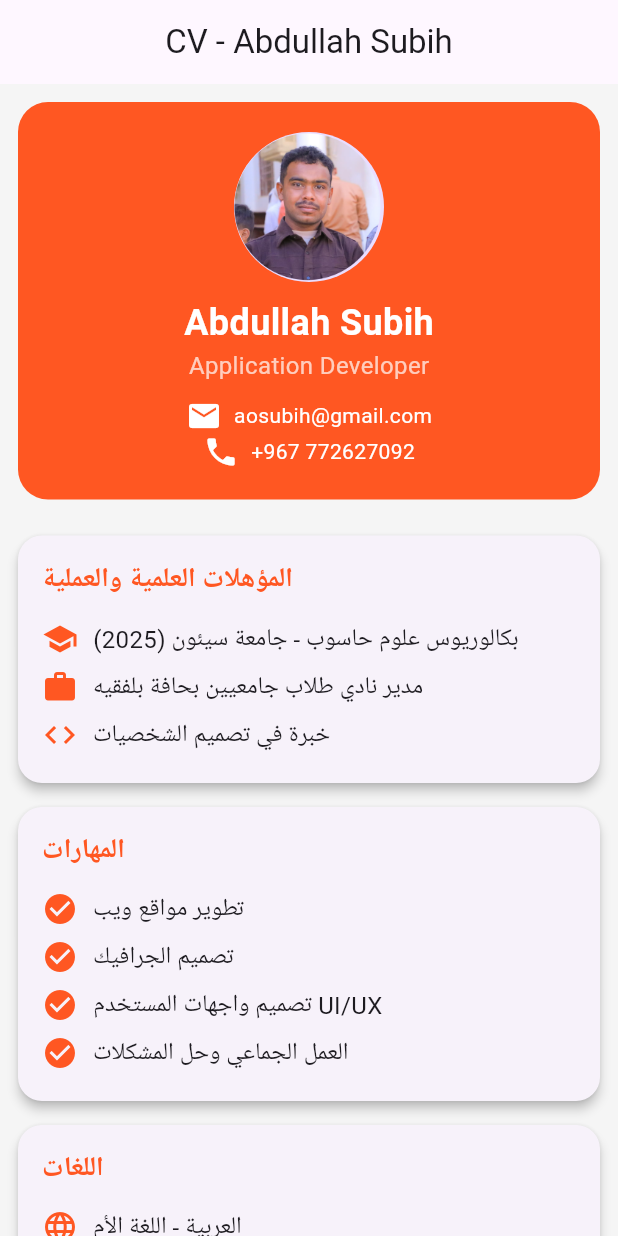
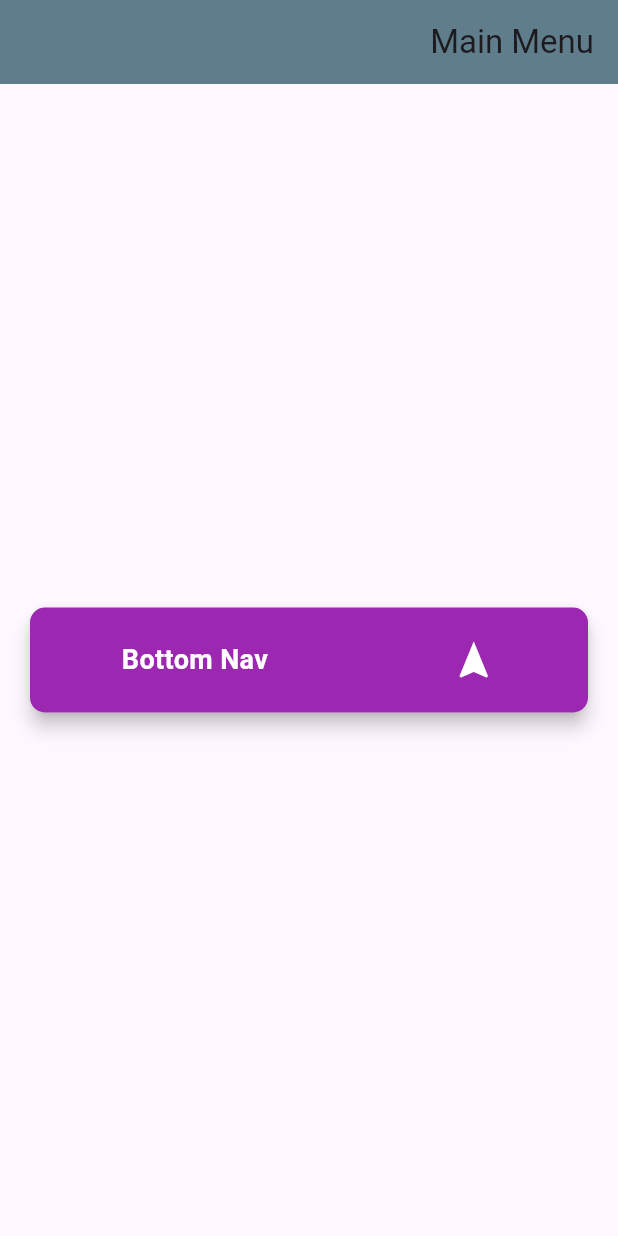
Before and after one commit to aos092/Homeworks_flutter, a Flutter app: the screen it shows after launch, on a phone screen of 412 x 824 dp. Run offline on Flutter 3.47's test engine with Material 3 defaults, Android fonts, the light colour scheme and no system bars; Roboto replaces fonts that are missing (Amiri).

Commit message:
homework bottomNavigationBar

```diff
--- a/lib/main.dart
+++ b/lib/main.dart
@@ -1,182 +1,90 @@
 import 'package:flutter/material.dart';
+import 'Indexpage.dart';
 
 void main() {
-  runApp(ProfileApp());
+  runApp(const MyApp());
 }
 
-class ProfileApp extends StatelessWidget {
+class MyApp extends StatelessWidget {
+  const MyApp({Key? key}) : super(key: key);
+
   @override
   Widget build(BuildContext context) {
     return MaterialApp(
       debugShowCheckedModeBanner: false,
       theme: ThemeData(
-        primarySwatch: Colors.deepOrange,
-        scaffoldBackgroundColor: Colors.grey[100],
+        primarySwatch: Colors.blue,
+        fontFamily: 'Amiri',
+        visualDensity: VisualDensity.adaptivePlatformDensity,
       ),
-      home: CVPage(),
+      builder: (context, child) {
+        return Directionality(
+          textDirection: TextDirection.rtl,
+          child: child!,
+        );
+      },
+      home: const FirstPage(),
     );
   }
 }
 
-class CVPage extends StatelessWidget {
+class FirstPage extends StatelessWidget {
+  const FirstPage({super.key});
+
   @override
   Widget build(BuildContext context) {
     return Scaffold(
       appBar: AppBar(
-        title: Text('CV - Abdullah Subih'),
-        centerTitle: true,
+        title: Text('Main Menu'),
+        backgroundColor: Colors.blueGrey,
       ),
-      body: SingleChildScrollView(
-        padding: EdgeInsets.all(12),
+      body: Center(
+        child: SingleChildScrollView(
           child: Column(
+            mainAxisAlignment: MainAxisAlignment.center,
             children: [
-            //
-            Container(
-              padding: EdgeInsets.all(20),
-              decoration: BoxDecoration(
-                color: Colors.deepOrange,
-                borderRadius: BorderRadius.circular(20),
-              ),
-              child: Column(
-                children: [
-                  CircleAvatar(
-                    radius: 50,
-                    backgroundImage: AssetImage('pics/profileimg.png'),
-                  ),
-                  SizedBox(height: 10),
-                  Text(
-                    'Abdullah Subih',
-                    style: TextStyle(
-                      fontSize: 24,
-                      color: Colors.white,
-                      fontWeight: FontWeight.bold,
+             /* _buildNavigationButton(context, 'Single Child', Colors.teal, Icons.child_care, SingleChild()),
+              _buildNavigationButton(context, 'CV', Colors.red, Icons.picture_as_pdf, CV()),
+              _buildNavigationButton(context, 'List', Colors.green, Icons.list, Listview()),
+              _buildNavigationButton(context, 'ListView Builder', Colors.orange, Icons.view_list, Listviewbuilder()),
+              _buildNavigationButton(context, 'Text Field', Colors.blue, Icons.text_fields, Textfild()),*/
+              _buildNavigationButton(context, 'Bottom Nav', Colors.purple, Icons.navigation, Indexpage()),
+            ],
           ),
         ),
+      ),
+    );
+  }
+
+  Widget _buildNavigationButton(BuildContext context, String title, Color color, IconData icon, Widget page) {
+    return Card(
+      margin: const EdgeInsets.symmetric(vertical: 10, horizontal: 20),
+      elevation: 5,
+      child: InkWell(
+        onTap: () {
+          Navigator.push(
+            context,
+            MaterialPageRoute(builder: (context) => page),
+          );
+        },
+        child: Container(
+          padding: EdgeInsets.symmetric(vertical: 20),
+          decoration: BoxDecoration(
+            color: color,
+            borderRadius: BorderRadius.circular(10),
+          ),
+          child: Row(
+            mainAxisAlignment: MainAxisAlignment.spaceAround,
+            children: [
+              Icon(icon, color: Colors.white, size: 30),
               Text(
-                    'Application Developer',
-                    style: TextStyle(
-                      fontSize: 16,
-                      color: Colors.white70,
-                    ),
-                  ),
-                  SizedBox(height: 10),
-                  Row(
-                    mainAxisAlignment: MainAxisAlignment.center,
-                    children: [
-                      Icon(Icons.email, color: Colors.white),
-                      SizedBox(width: 8),
-                      Text(
-                        'aosubih@gmail.com',
-                        style: TextStyle(color: Colors.white),
+                title,
+                style: TextStyle(color: Colors.white, fontSize: 18, fontWeight: FontWeight.bold),
               ),
             ],
           ),
-                  Row(
-                    mainAxisAlignment: MainAxisAlignment.center,
-                    children: [
-                      Icon(Icons.phone, color: Colors.white),
-                      SizedBox(width: 8),
-                      Text(
-                        '+967 772627092',
-                        style: TextStyle(color: Colors.white),
-                      ),
-                    ],
-                  ),
-                ],
-              ),
-            ),
-
-            SizedBox(height: 16),
-
-            // المؤهلات
-            CVSection(
-              title: 'المؤهلات العلمية والعملية',
-              items: [
-                CVItem(Icons.school,
-                    'بكالوريوس علوم حاسوب - جامعة سيئون (2025)'),
-                CVItem(Icons.work,
-                    'مدير نادي طلاب جامعيين بحافة بلفقيه'),
-                CVItem(Icons.code, 'خبرة في تصميم الشخصيات'),
-              ],
-            ),
-
-            // المهارات
-            CVSection(
-              title: 'المهارات',
-              items: [
-                CVItem(Icons.check_circle, 'تطوير مواقع ويب'),
-                CVItem(Icons.check_circle, 'تصميم الجرافيك'),
-                CVItem(Icons.check_circle, 'تصميم واجهات المستخدم UI/UX'),
-                CVItem(Icons.check_circle, 'العمل الجماعي وحل المشكلات'),
-              ],
-            ),
-
-            // اللغات
-            CVSection(
-              title: 'اللغات',
-              items: [
-                CVItem(Icons.language, 'العربية - اللغة الأم'),
-                CVItem(Icons.language, 'الإنجليزية - مستوى جيد جدًا'),
-              ],
-            ),
-          ],
         ),
       ),
     );
   }
 }
-
-class CVSection extends StatelessWidget {
-  final String title;
-  final List<CVItem> items;
-
-  CVSection({required this.title, required this.items});
-
-  @override
-  Widget build(BuildContext context) {
-    return Card(
-      shape: RoundedRectangleBorder(borderRadius: BorderRadius.circular(16)),
-      elevation: 3,
-      margin: EdgeInsets.symmetric(vertical: 8),
-      child: Padding(
-        padding: const EdgeInsets.all(16.0),
-        child: Column(
-          crossAxisAlignment: CrossAxisAlignment.start,
-          children: [
-            Text(
-              title,
-              style: TextStyle(
-                fontSize: 18,
-                fontWeight: FontWeight.bold,
-                color: Colors.deepOrange,
-              ),
-            ),
-            SizedBox(height: 10),
-            ...items.map((item) => Padding(
-              padding: const EdgeInsets.symmetric(vertical: 4.0),
-              child: Row(
-                children: [
-                  Icon(item.icon, color: Colors.deepOrange),
-                  SizedBox(width: 10),
-                  Expanded(
-                    child: Text(
-                      item.text,
-                      style: TextStyle(fontSize: 16),
-                    ),
-                  ),
-                ],
-              ),
-            )),
-          ],
-        ),
-      ),
-    );
-  }
-}
-
-class CVItem {
-  final IconData icon;
-  final String text;
-
-  CVItem(this.icon, this.text);
-}
```
Also changed, not shown: lib/Accountpage.dart (added, +19 -0 lines), lib/Homepage.dart (added, +19 -0 lines), lib/Indexpage.dart (added, +68 -0 lines), lib/Searchpage.dart (added, +19 -0 lines), lib/Settingpage.dart (added, +19 -0 lines). Lines whose indentation alone changed are shown as unchanged.
